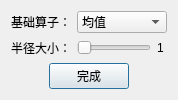
Ning-Yin/ImageShop, file ImageShop/Sharpening.ui: the form before one commit.
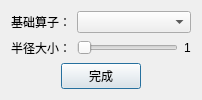
The form after the commit.

What changed in the file:
```diff
--- a/ImageShop/Sharpening.ui
+++ b/ImageShop/Sharpening.ui
@@ -6,7 +6,7 @@
    <rect>
     <x>0</x>
     <y>0</y>
-    <width>178</width>
+    <width>165</width>
     <height>95</height>
    </rect>
   </property>
@@ -21,20 +21,6 @@
      </property>
     </widget>
    </item>
-   <item row="1" column="1">
-    <widget class="QSlider" name="sliderR">
-     <property name="orientation">
-      <enum>Qt::Horizontal</enum>
-     </property>
-    </widget>
-   </item>
-   <item row="1" column="0">
-    <widget class="QLabel" name="labelR">
-     <property name="text">
-      <string>半径大小：</string>
-     </property>
-    </widget>
-   </item>
    <item row="1" column="2">
     <widget class="QLabel" name="valueR">
      <property name="sizePolicy">
@@ -44,12 +30,41 @@
       </sizepolicy>
      </property>
      <property name="text">
-      <string>1 </string>
+      <string>1</string>
+     </property>
+    </widget>
+   </item>
+   <item row="3" column="0" colspan="3" alignment="Qt::AlignHCenter">
+    <widget class="QPushButton" name="pushButton">
+     <property name="sizePolicy">
+      <sizepolicy hsizetype="Fixed" vsizetype="Fixed">
+       <horstretch>0</horstretch>
+       <verstretch>0</verstretch>
+      </sizepolicy>
+     </property>
+     <property name="text">
+      <string>完成</string>
+     </property>
+    </widget>
+   </item>
+   <item row="1" column="1">
+    <widget class="QSlider" name="sliderR">
+     <property name="minimum">
+      <number>1</number>
+     </property>
+     <property name="maximum">
+      <number>40</number>
+     </property>
+     <property name="orientation">
+      <enum>Qt::Horizontal</enum>
      </property>
     </widget>
    </item>
    <item row="0" column="1" colspan="2">
     <widget class="QComboBox" name="comboBox">
+     <property name="currentIndex">
+      <number>-1</number>
+     </property>
      <item>
       <property name="text">
        <string>均值</string>
@@ -62,39 +77,41 @@
      </item>
      <item>
       <property name="text">
-       <string>Gaussian</string>
+       <string>高斯</string>
       </property>
      </item>
      <item>
       <property name="text">
-       <string>Sobel</string>
+       <string>拉普拉斯四连通</string>
       </property>
      </item>
      <item>
       <property name="text">
-       <string>Laplacian</string>
-      </property>
-     </item>
-     <item>
-      <property name="text">
-       <string>LoG</string>
+       <string>拉普拉斯八连通</string>
       </property>
      </item>
     </widget>
    </item>
-   <item row="2" column="0" colspan="3" alignment="Qt::AlignHCenter">
-    <widget class="QPushButton" name="pushButton">
-     <property name="sizePolicy">
-      <sizepolicy hsizetype="Fixed" vsizetype="Fixed">
-       <horstretch>0</horstretch>
-       <verstretch>0</verstretch>
-      </sizepolicy>
-     </property>
+   <item row="1" column="0">
+    <widget class="QLabel" name="labelR">
      <property name="text">
-      <string>完成</string>
+      <string>半径大小：</string>
      </property>
     </widget>
    </item>
+   <item row="2" column="0" colspan="2">
+    <spacer name="verticalSpacer">
+     <property name="orientation">
+      <enum>Qt::Vertical</enum>
+     </property>
+     <property name="sizeHint" stdset="0">
+      <size>
+       <width>20</width>
+       <height>40</height>
+      </size>
+     </property>
+    </spacer>
+   </item>
   </layout>
  </widget>
  <resources/>
```
